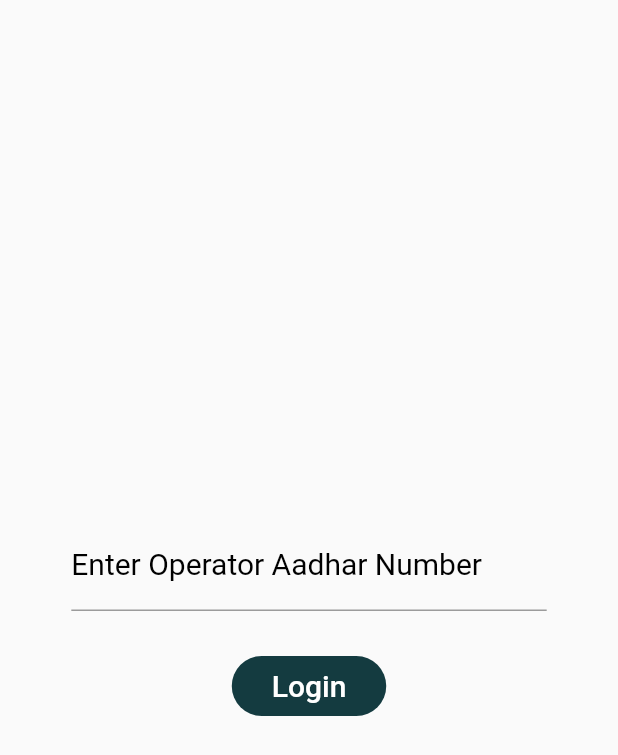
After one commit to Aficionado45/aadhar_address, a Flutter app: the screen it shows after launch, after a tap on "Get Started", on a phone screen of 412 x 824 dp. The commit adds this screen. Shown: the top 755 px of the screen. Run offline on Flutter 3.47's test engine with Material 2 defaults, Android fonts, the light colour scheme and no system bars; our stand-ins replace firebase_core, otp_text_field; accounts and stored records are empty.

Commit message:
Initial Screens

```diff
--- a/lib/main.dart
+++ b/lib/main.dart
@@ -1,6 +1,11 @@
 import 'package:flutter/material.dart';
 import 'package:firebase_core/firebase_core.dart';
 import 'screens/welcome.dart';
+import 'screens/op_login.dart';
+import 'screens/op_otp.dart';
+import 'screens/scan.dart';
+import 'screens/user_login.dart';
+import 'screens/user_otp.dart';
 
 Future<void> main() async {
   WidgetsFlutterBinding.ensureInitialized();
@@ -23,6 +28,11 @@
       initialRoute: 'welcome',
       routes: {
         'welcome': (context) => WelcomeScreen(),
+        'oplogin': (context) => opLogin(),
+        'opotp': (context) => opOTP(),
+        'userotp': (context) => userOTP(),
+        'userlogin': (context) => userLogin(),
+        'scan': (context) => scanDoc(),
       },
     );
   }
--- /dev/null
+++ b/lib/screens/op_login.dart
@@ -0,0 +1,80 @@
+import 'package:aadhar_address/screens/op_otp.dart';
+import 'package:flutter/material.dart';
+import 'package:aadhar_address/screens/op_otp.dart';
+
+class opLogin extends StatefulWidget {
+  const opLogin();
+
+  @override
+  _opLoginState createState() => _opLoginState();
+}
+
+class _opLoginState extends State<opLogin> {
+  @override
+  String op_aadhar;
+
+  Widget build(BuildContext context) {
+    return Scaffold(
+      body: Container(
+        constraints: BoxConstraints.expand(),
+        decoration: BoxDecoration(),
+        child: Column(
+          mainAxisAlignment: MainAxisAlignment.center,
+          children: [
+            Container(
+              decoration: BoxDecoration(
+                borderRadius: BorderRadius.all(Radius.circular(20)),
+              ),
+              width: MediaQuery.of(context).size.width / 1.3,
+              height: MediaQuery.of(context).size.height / 13.6,
+              child: TextField(
+                keyboardType: TextInputType.number,
+                textAlign: TextAlign.start,
+                style: TextStyle(
+                  color: Colors.blue,
+                ),
+                onChanged: (value) {
+                  if (value.isEmpty)
+                    return null;
+                  else {
+                    op_aadhar = value;
+                    print(op_aadhar);
+                  }
+                },
+                decoration: InputDecoration(
+                  labelStyle: TextStyle(color: Colors.black, fontSize: 20),
+                  labelText: "Enter Operator Aadhar Number",
+                ),
+              ),
+            ),
+            SizedBox(height: 30),
+            Container(
+              decoration: BoxDecoration(
+                color: Color(0xFF143B40),
+                borderRadius: BorderRadius.all(Radius.circular(20)),
+              ),
+              alignment: FractionalOffset.center,
+              width: MediaQuery.of(context).size.width / 4,
+              height: 40,
+              child: FlatButton(
+                onPressed: () {
+                  if (op_aadhar != null && op_aadhar.length == 12) {
+                    print("pressed");
+                    Navigator.pushNamed(context, 'opotp');
+                  }
+                },
+                child: Text(
+                  "Login",
+                  style: TextStyle(
+                    color: Colors.white,
+                    fontSize: 20,
+                  ),
+                ),
+              ),
+            ),
+          ],
+        ),
+      ),
+    );
+  }
+}
--- a/lib/screens/welcome.dart
+++ b/lib/screens/welcome.dart
@@ -13,11 +13,10 @@
     return MaterialApp(
       home: Scaffold(
         body: Container(
+          child: Center(
             child: Column(
+              mainAxisAlignment: MainAxisAlignment.center,
               children: [
-              SizedBox(
-                height: 220,
-              ),
                 Center(
                   child: Text('Aadhar Address App',
                       style: TextStyle(
@@ -25,7 +24,32 @@
                         fontWeight: FontWeight.bold,
                       )),
                 ),
+                SizedBox(
+                  height: 20,
+                ),
+                Container(
+                  decoration: BoxDecoration(
+                    color: Color(0xFF143B40),
+                    borderRadius: BorderRadius.all(Radius.circular(20)),
+                  ),
+                  alignment: FractionalOffset.center,
+                  width: 110,
+                  height: 40,
+                  child: FlatButton(
+                    onPressed: () {
+                      Navigator.pushNamed(context, 'oplogin');
+                    },
+                    child: Text(
+                      "Get Started",
+                      style: TextStyle(
+                        color: Colors.white,
+                        fontSize: 15,
+                      ),
+                    ),
+                  ),
+                ),
               ],
+            ),
           ),
         ),
       ),
--- a/pubspec.yaml
+++ b/pubspec.yaml
@@ -28,6 +28,7 @@
   firebase_auth: ^3.1.3
   cloud_firestore: ^2.5.3
   firebase_storage: ^10.0.5
+  otp_text_field: ^1.1.1
 
 
   # The following adds the Cupertino Icons font to your application.
```
Also changed, not shown: lib/screens/op_otp.dart (added, +65 -0 lines), lib/screens/scan.dart (added, +30 -0 lines), lib/screens/user_login.dart (added, +78 -0 lines), lib/screens/user_otp.dart (added, +65 -0 lines), pubspec.lock. Lines whose indentation alone changed are shown as unchanged.
